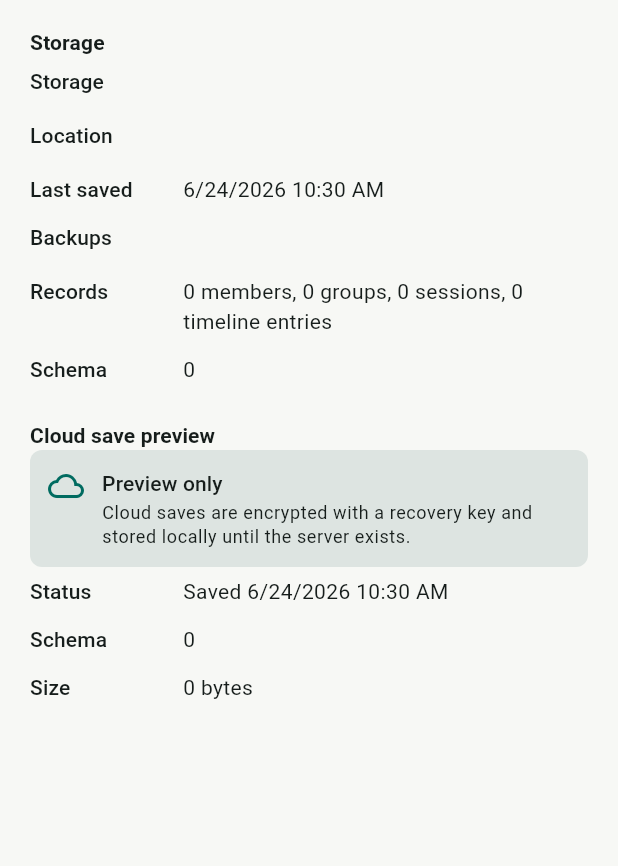
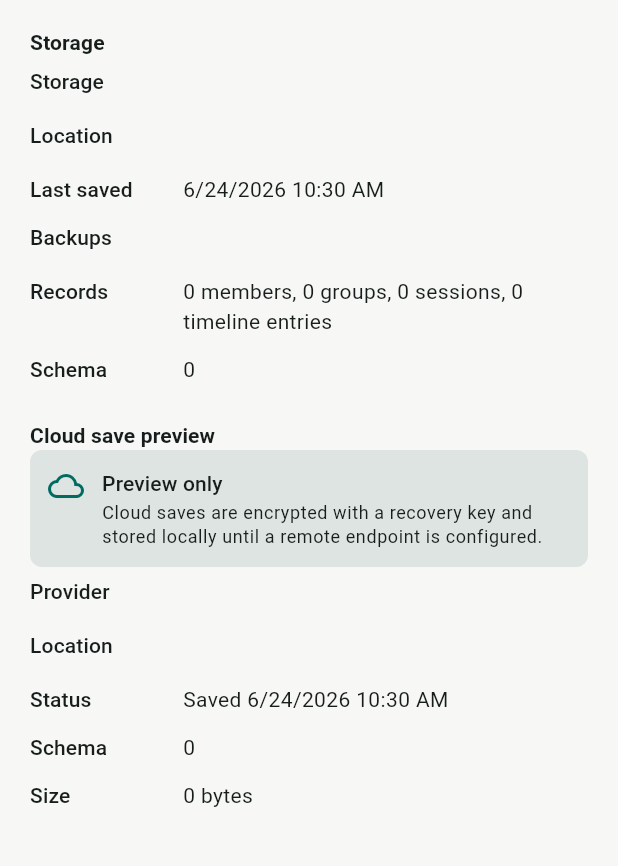
Before and after one commit to KopitarFan/AllOfMe, a Flutter app: the _PrivacyStorageInfoScreen screen opened directly with empty values, on a phone screen of 412 x 824 dp, the part 261-1127 px from its top. Run offline on Flutter 3.47's test engine with Material 3 defaults, Android fonts, the phone set to English and light mode, and no system bars; our stand-ins replace drift, file_picker, image_picker, local_auth, share_plus, shared_preferences; missing offline and left inert: cryptography; accounts and stored records are empty; generated files the repository leaves out were written again.

Commit message:
Add remote cloud save adapter

```diff
--- a/lib/cloud_save.dart
+++ b/lib/cloud_save.dart
@@ -177,6 +177,8 @@ class CloudSaveEncodedPayload {
 }
 
 abstract class CloudSaveAdapter {
+  CloudSaveAdapterInfo get info;
+
   Future<CloudSaveMetadata> saveNow(CloudSavePackage package);
 
   Future<CloudSaveMetadata?> latestMetadata();
@@ -186,11 +188,31 @@ abstract class CloudSaveAdapter {
   Future<List<CloudSaveMetadata>> listVersions();
 }
 
+class CloudSaveAdapterInfo {
+  const CloudSaveAdapterInfo({
+    required this.label,
+    required this.location,
+    required this.isRemote,
+  });
+
+  const CloudSaveAdapterInfo.localPreview()
+    : label = 'Local preview',
+      location = 'This device',
+      isRemote = false;
+
+  final String label;
+  final String location;
+  final bool isRemote;
+}
+
 class MemoryCloudSaveAdapter implements CloudSaveAdapter {
   MemoryCloudSaveAdapter({this.maxVersions = 5});
 
   final int maxVersions;
   final List<CloudSavePackage> _packages = [];
+
+  @override
+  CloudSaveAdapterInfo get info => const CloudSaveAdapterInfo.localPreview();
 
   @override
   Future<CloudSaveMetadata> saveNow(CloudSavePackage package) async {
@@ -226,6 +248,9 @@ class SharedPreferencesCloudSaveAdapter implements CloudSaveAdapter {
   static const _packagesKey = 'all_of_me.cloud_save.mock.v1.packages';
 
   final int maxVersions;
+
+  @override
+  CloudSaveAdapterInfo get info => const CloudSaveAdapterInfo.localPreview();
 
   @override
   Future<CloudSaveMetadata> saveNow(CloudSavePackage package) async {
--- a/lib/main.dart
+++ b/lib/main.dart
@@ -9,6 +9,7 @@ import 'package:shared_preferences/shared_preferences.dart';
 
 import 'app_lock.dart';
 import 'cloud_save.dart';
+import 'cloud_save_factory.dart';
 import 'models.dart';
 import 'storage.dart';
 import 'storage_factory.dart';
@@ -37,5 +38,6 @@ const String _issuesUrl = 'https://github.com/KopitarFan/AllOfMe/issues';
 Future<void> main() async {
   WidgetsFlutterBinding.ensureInitialized();
   final store = await createDefaultAppStore();
-  runApp(AllOfMeApp(store: store));
+  final cloudSaveAdapter = createDefaultCloudSaveAdapter();
+  runApp(AllOfMeApp(store: store, cloudSaveAdapter: cloudSaveAdapter));
 }
--- a/lib/src/settings.dart
+++ b/lib/src/settings.dart
@@ -6,6 +6,7 @@ class _SettingsPrivacyDialog extends StatelessWidget {
   const _SettingsPrivacyDialog({
     required this.snapshot,
     required this.storeInfo,
+    required this.cloudSaveInfo,
     required this.cloudSaveMetadata,
     required this.lockStatus,
     required this.themeMode,
@@ -14,6 +15,7 @@ class _SettingsPrivacyDialog extends StatelessWidget {
 
   final AppSnapshot snapshot;
   final AppStoreInfo storeInfo;
+  final CloudSaveAdapterInfo cloudSaveInfo;
   final CloudSaveMetadata? cloudSaveMetadata;
   final AppLockStatus lockStatus;
   final ThemeMode themeMode;
@@ -29,6 +31,9 @@ class _SettingsPrivacyDialog extends StatelessWidget {
         snapshot.archivedMembers.length +
         snapshot.archivedGroups.length +
         snapshot.deletedTimeline.length;
+    final cloudSaveTitle = cloudSaveInfo.isRemote
+        ? 'Cloud save'
+        : 'Cloud save preview';
     final maxContentHeight = MediaQuery.sizeOf(context).height * 0.72;
 
     return AlertDialog(
@@ -119,12 +124,13 @@ class _SettingsPrivacyDialog extends StatelessWidget {
                   ).pop(_SettingsPrivacyAction.pasteBackupJson),
                 ),
                 const SizedBox(height: 18),
-                const _SettingsSectionTitle('Cloud save preview'),
+                _SettingsSectionTitle(cloudSaveTitle),
                 _SettingsActionTile(
                   icon: Icons.cloud_upload_outlined,
                   title: 'Save now',
-                  subtitle:
-                      'Encrypt and create a local mock cloud save from this device.',
+                  subtitle: cloudSaveInfo.isRemote
+                      ? 'Encrypt and save this device to cloud storage.'
+                      : 'Encrypt and create a local preview save from this device.',
                   onTap: () => Navigator.of(
                     context,
                   ).pop(_SettingsPrivacyAction.saveCloudSave),
@@ -133,7 +139,9 @@ class _SettingsPrivacyDialog extends StatelessWidget {
                   icon: Icons.cloud_download_outlined,
                   title: 'Restore cloud save',
                   subtitle: cloudSaveMetadata == null
-                      ? 'Save this device before restoring.'
+                      ? cloudSaveInfo.isRemote
+                            ? 'Save this device before restoring.'
+                            : 'Create a preview save before restoring.'
                       : 'Latest save: ${_formatDateTime(cloudSaveMetadata!.createdAt)}.',
                   onTap: cloudSaveMetadata == null
                       ? null
@@ -229,15 +237,20 @@ class _PrivacyStorageInfoScreen extends StatelessWidget {
   const _PrivacyStorageInfoScreen({
     required this.snapshot,
     required this.storeInfo,
+    required this.cloudSaveInfo,
     required this.cloudSaveMetadata,
   });
 
   final AppSnapshot snapshot;
   final AppStoreInfo storeInfo;
+  final CloudSaveAdapterInfo cloudSaveInfo;
   final CloudSaveMetadata? cloudSaveMetadata;
 
   @override
   Widget build(BuildContext context) {
+    final cloudSaveTitle = cloudSaveInfo.isRemote
+        ? 'Cloud save'
+        : 'Cloud save preview';
     return Scaffold(
       appBar: AppBar(title: const Text('Privacy & storage')),
       body: SafeArea(
@@ -289,13 +302,20 @@ class _PrivacyStorageInfoScreen extends StatelessWidget {
                     value: snapshot.schemaVersion.toString(),
                   ),
                   const SizedBox(height: 18),
-                  const _SettingsSectionTitle('Cloud save preview'),
-                  const _SettingsNotice(
-                    icon: Icons.cloud_queue_outlined,
-                    title: 'Preview only',
-                    message:
-                        'Cloud saves are encrypted with a recovery key and stored locally until the server exists.',
+                  _SettingsSectionTitle(cloudSaveTitle),
+                  _SettingsNotice(
+                    icon: cloudSaveInfo.isRemote
+                        ? Icons.cloud_done_outlined
+                        : Icons.cloud_queue_outlined,
+                    title: cloudSaveInfo.isRemote
+                        ? 'Remote endpoint configured'
+                        : 'Preview only',
+                    message: cloudSaveInfo.isRemote
+                        ? 'Cloud saves are encrypted with a recovery key before upload. This device remains the source of truth.'
+                        : 'Cloud saves are encrypted with a recovery key and stored locally until a remote endpoint is configured.',
                   ),
+                  _SafetyRow(label: 'Provider', value: cloudSaveInfo.label),
+                  _SafetyRow(label: 'Location', value: cloudSaveInfo.location),
                   _SafetyRow(
                     label: 'Status',
                     value: cloudSaveMetadata == null
--- a/pubspec.yaml
+++ b/pubspec.yaml
@@ -42,6 +42,7 @@ dependencies:
   local_auth: ^3.0.1
   drift: ^2.34.0
   cryptography: ^2.9.0
+  http: ^1.6.0
 
 dev_dependencies:
   flutter_test:
```
Also changed, not shown: lib/cloud_save_factory.dart (added, +28 -0 lines), lib/cloud_save_remote.dart (added, +218 -0 lines), lib/src/home_screen.dart (+25 -8 lines), pubspec.lock, 2 other files.
